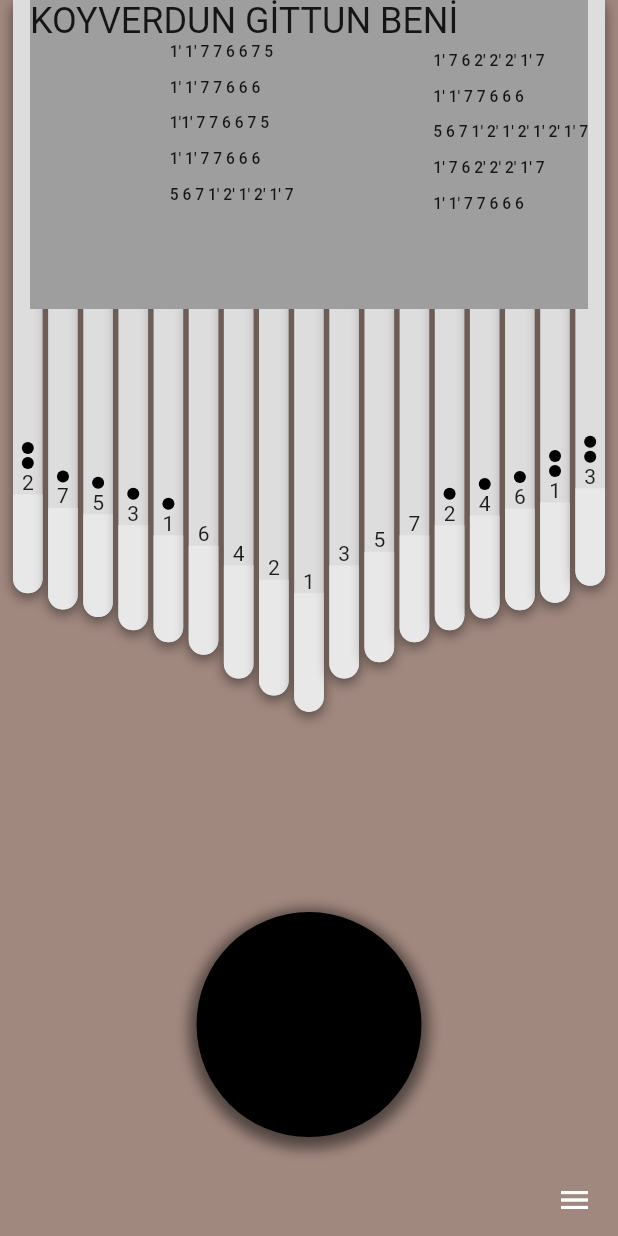
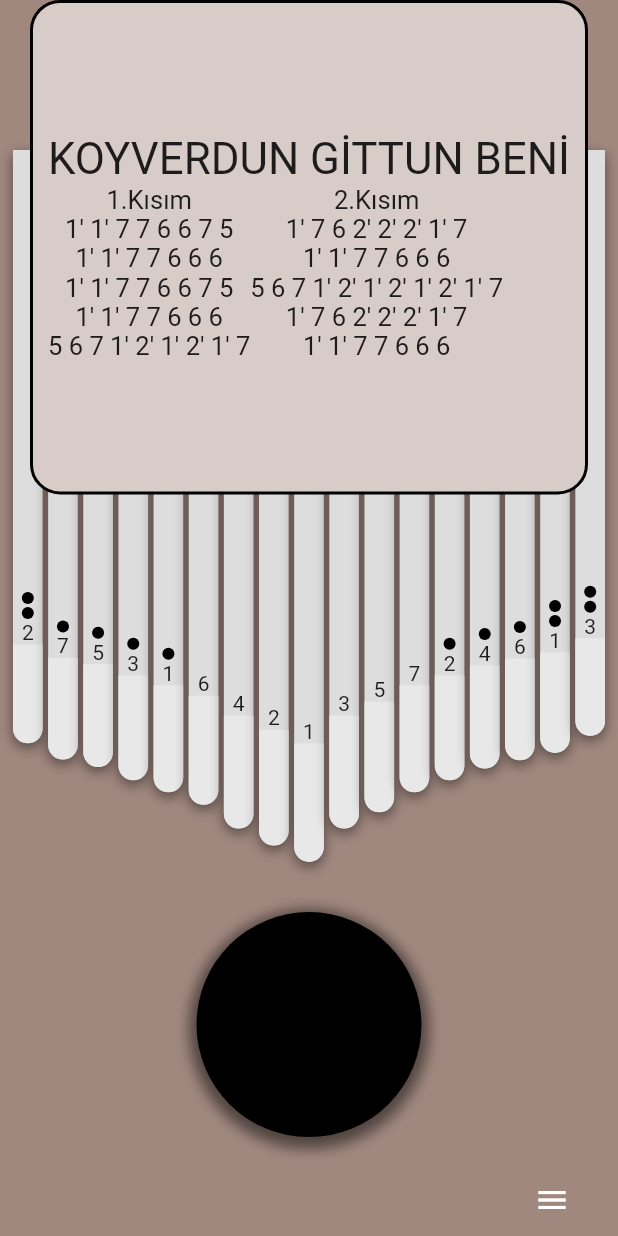
Before and after one commit to ahmetbalaman/calimba_application, a Flutter app: the screen it shows after launch, on a phone screen of 412 x 824 dp. Run offline on Flutter 3.47's test engine with Material 2 defaults, Android fonts, the phone set to English and light mode, and no system bars; our stand-ins replace audioplayers.

Commit message:
added notes container

```diff
--- a/lib/screens/home_page.dart
+++ b/lib/screens/home_page.dart
@@ -18,6 +18,23 @@ class CalimaModel {
 }
 
 class _HomePageState extends State<HomePage> {
+    final List<String> notesData = [
+      "1.Kısım",
+    "1' 1' 7 7 6 6 7 5",
+    "1' 1' 7 7 6 6 6",
+    "1' 1' 7 7 6 6 7 5",
+    "1' 1' 7 7 6 6 6",
+    "5 6 7 1' 2' 1' 2' 1' 7",
+  ];
+    final List<String> notesData2 = [
+      "2.Kısım",
+    "1' 7 6 2' 2' 2' 1' 7",
+    "1' 1' 7 7 6 6 6",
+    "5 6 7 1' 2' 1' 2' 1' 2' 1' 7",
+    "1' 7 6 2' 2' 2' 1' 7",
+    "1' 1' 7 7 6 6 6",
+  ];
+
   List<CalimaModel> kalimbaTelleri = [
        CalimaModel(no: "2dotdot", dotNumber:2, height: 800),
         CalimaModel(no: "7dot", dotNumber: 1, height: 822),
@@ -118,18 +135,21 @@ class _HomePageState extends State<HomePage> {
                 ),
               ),
             ),
-            Padding(
+
+            Positioned(
+              top: 100,
+              left: 0,
+              right: 0,
+              child: Padding(
                 padding: const EdgeInsets.symmetric(horizontal: 5),
                 child: Column(
                   crossAxisAlignment: CrossAxisAlignment.start,
                   children: [
-                  Expanded(
-                    flex: 4,
-                    child: Row(
+                    Row(
                       crossAxisAlignment: CrossAxisAlignment.start,
                       mainAxisAlignment: MainAxisAlignment.spaceEvenly,
-                      children: [
-                        ...List.generate(
+                      children:
+                        List.generate(
                           kalimbaTelleri.length,
                           (index) => KalimbaString(
                               dotNumber: kalimbaTelleri[index].dotNumber,
@@ -137,12 +157,18 @@ class _HomePageState extends State<HomePage> {
                                   kalimbaTelleri[index].height,
                               width: dynamicWidth * 0.06,
                               number: kalimbaTelleri[index].no.toString()),
-                        )
+                        ).toList()
+
+                    ),
+
                   ],
                 ),
               ),
-                  Align(
-                    alignment: Alignment.topRight,
+            ),
+            //Drawer icon
+              Positioned(
+                    bottom: 0,
+                    right: 20,
                     child: IconButton(
                         onPressed: () =>
                             _scaffoldKey.currentState?.openEndDrawer(),
@@ -151,45 +177,40 @@ class _HomePageState extends State<HomePage> {
                           color: Colors.white,
                         )),
                   ),
-                ],
-              ),
-            ),
              Positioned(
               top: 0,
               left: 20,
               right: 20,
               child: Container(
-              height: dynamicHeight*0.25,
-              color: Colors.grey,
+                height: dynamicHeight*0.4,
+                padding: EdgeInsets.all(10),
+             decoration: BoxDecoration(
+color: Colors.brown.shade100,
+border: Border.all(width: 2),
+borderRadius: BorderRadius.all(Radius.circular(20))
+             ),
+
+              child: FittedBox(
                 child: Column(
                   crossAxisAlignment: CrossAxisAlignment.start,
                   children: [
-                  Text("KOYVERDUN GİTTUN BENİ",style: Theme.of(context).textTheme.headlineSmall,),
-                  FittedBox(
-                    fit: BoxFit.fitHeight,
-                    child: Row(
-                      mainAxisSize: MainAxisSize.max,
-                      mainAxisAlignment: MainAxisAlignment.start,
+                    Center(child: Text("KOYVERDUN GİTTUN BENİ",style: Theme.of(context).textTheme.headlineSmall,)),
+                    Row(
+
+                      mainAxisAlignment: MainAxisAlignment.spaceEvenly,
                       children: [
-                        Text("""
-                                    1' 1' 7 7 6 6 7 5\n
-                                    1' 1' 7 7 6 6 6\n
-                                    1'1' 7 7 6 6 7 5\n
-                                    1' 1' 7 7 6 6 6\n
-                                    5 6 7 1' 2' 1' 2' 1' 7\n
-                                    """,style: Theme.of(context).textTheme.titleLarge)
-                                    ,
-                                    Text("""
-                                    1' 7 6 2' 2' 2' 1' 7\n
-                                    1' 1' 7 7 6 6 6\n
-                                    5 6 7 1' 2' 1' 2' 1' 2' 1' 7\n
-                                    1' 7 6 2' 2' 2' 1' 7\n
-                                    1' 1' 7 7 6 6 6
-                                    """,style: Theme.of(context).textTheme.titleLarge,),
+
+                       Column(
+                        children:  List.generate(notesData.length, (index) => Text(notesData[index])).toList(),
+                       ),
+                         Column(
+                        children:  List.generate(notesData2.length, (index) => Text(notesData2[index])).toList(),
+                       ),
+
+                      ],
+                    )
                   ],
                 ),
-                  )
-                ],
               ),
             ),
             ),
```
Also changed, not shown: 3 other files. Lines whose indentation alone changed are shown as unchanged.
